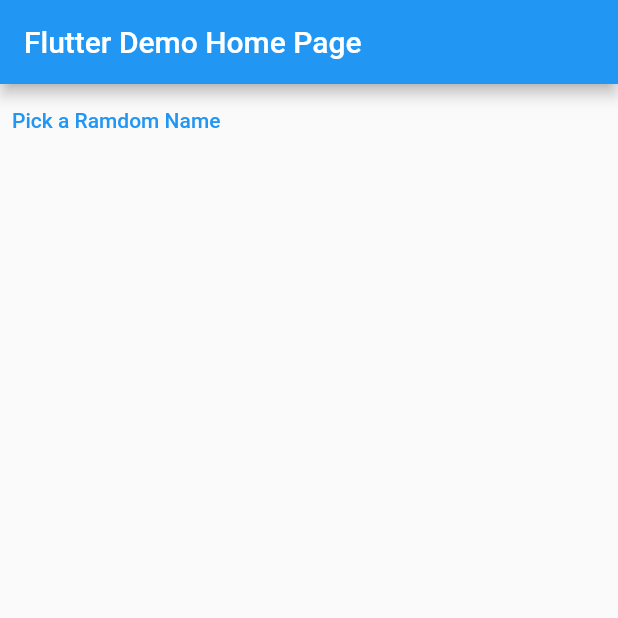
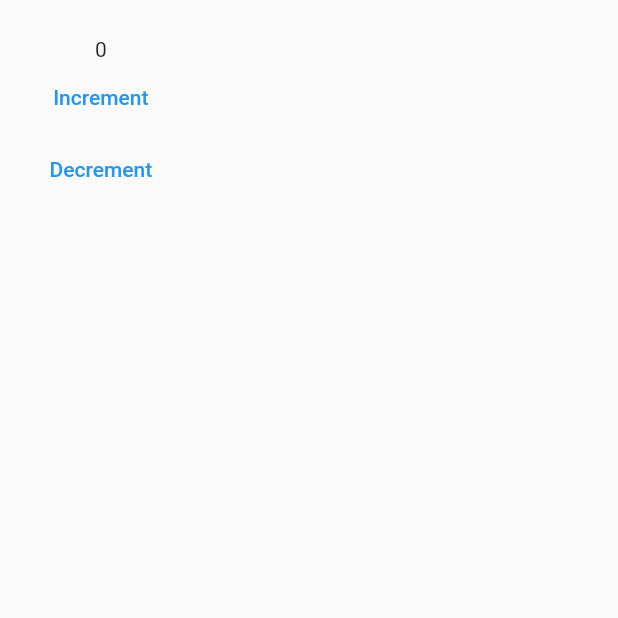
Before and after one commit to TheCre8tor/bloc_state_management, a Flutter app: the screen it shows after launch, on a phone screen of 412 x 824 dp, the top half of it. Run offline on Flutter 3.47's test engine with Material 2 defaults, Android fonts, the phone set to English and light mode, and no system bars; our stand-ins replace bloc.

Commit message:
Configured cubit to use a state object

```diff
--- a/lib/constants/names.dart
+++ /dev/null
@@ -1,7 +0,0 @@
-import 'dart:math' as math show Random;
-
-const names = ["Foo", "Bar", "Baz"];
-
-extension RandomElement<T> on Iterable<T> {
-  T getRandomElement() => elementAt(math.Random().nextInt(length));
-}
--- /dev/null
+++ b/lib/cubit/counter_cubit.dart
@@ -0,0 +1,19 @@
+import 'package:bloc/bloc.dart';
+import 'package:bloc_state_management/cubit/counter_state.dart';
+import 'package:flutter/foundation.dart';
+
+class CounterCubit extends Cubit<CounterState> {
+  CounterCubit() : super(const CounterState(0));
+
+  void increment() => emit(state.copyWith(count: state.count + 1));
+
+  void decrement() => emit(state.copyWith(count: state.count - 1));
+
+  @override
+  void onChange(Change<CounterState> change) {
+    super.onChange(change);
+    if (kDebugMode) {
+      print(change);
+    }
+  }
+}
--- /dev/null
+++ b/lib/cubit/counter_state.dart
@@ -0,0 +1,12 @@
+import 'package:flutter/foundation.dart' show immutable;
+
+@immutable
+class CounterState {
+  final int count;
+
+  const CounterState(this.count);
+
+  CounterState copyWith({int? count}) {
+    return CounterState(count ?? this.count);
+  }
+}
--- a/lib/cubit/names_cubit.dart
+++ /dev/null
@@ -1,10 +0,0 @@
-import 'package:bloc/bloc.dart';
-import 'package:bloc_state_management/constants/names.dart';
-
-class NamesCubit extends Cubit<String?> {
-  NamesCubit() : super(null);
-
-  void pickRandomName() {
-    emit(names.getRandomElement());
-  }
-}
--- a/lib/main.dart
+++ b/lib/main.dart
@@ -1,4 +1,5 @@
-import 'package:bloc_state_management/cubit/names_cubit.dart';
+import 'package:bloc_state_management/cubit/counter_cubit.dart';
+import 'package:bloc_state_management/cubit/counter_state.dart';
 import 'package:flutter/material.dart';
 
 void main() {
@@ -10,33 +11,27 @@
 
   @override
   Widget build(BuildContext context) {
-    return MaterialApp(
-      title: 'Flutter Demo',
-      theme: ThemeData(
-        primarySwatch: Colors.blue,
-      ),
-      home: const MyHomePage(title: 'Flutter Demo Home Page'),
+    return const MaterialApp(
+      debugShowCheckedModeBanner: false,
+      home: MyHomePage(),
     );
   }
 }
 
 class MyHomePage extends StatefulWidget {
-  const MyHomePage({super.key, required this.title});
-
-  final String title;
+  const MyHomePage({super.key});
 
   @override
   State<MyHomePage> createState() => _MyHomePageState();
 }
 
 class _MyHomePageState extends State<MyHomePage> {
-  late final NamesCubit cubit;
+  late final CounterCubit cubit;
 
   @override
   void initState() {
     super.initState();
-
-    cubit = NamesCubit();
+    cubit = CounterCubit();
   }
 
   @override
@@ -47,35 +42,35 @@
 
   @override
   Widget build(BuildContext context) {
+    print("Rendering...");
+
     return Scaffold(
-      appBar: AppBar(
-        title: Text(widget.title),
-      ),
-      body: StreamBuilder(
+      body: Padding(
+        padding: const EdgeInsets.all(25),
+        child: StreamBuilder<CounterState>(
           stream: cubit.stream,
           builder: (context, snapshot) {
-          final button = TextButton(
-            onPressed: cubit.pickRandomName,
-            child: const Text("Pick a Ramdom Name"),
-          );
+            print(snapshot.data?.count);
 
-          switch (snapshot.connectionState) {
-            case ConnectionState.none:
-              return button;
-            case ConnectionState.waiting:
-              return button;
-            case ConnectionState.active:
             return Column(
               children: [
-                  Text(snapshot.data ?? ""),
-                  const SizedBox(height: 25),
-                  button,
+                Text("${snapshot.data?.count ?? 0}"),
+                TextButton(
+                  onPressed: () {
+                    cubit.increment();
+                  },
+                  child: const Text("Increment"),
+                ),
+                TextButton(
+                  onPressed: () {
+                    cubit.decrement();
+                  },
+                  child: const Text("Decrement"),
+                ),
               ],
             );
-            case ConnectionState.done:
-              return const SizedBox.shrink();
-          }
           },
+        ),
       ),
     );
   }
```
Lines whose indentation alone changed are shown as unchanged.
